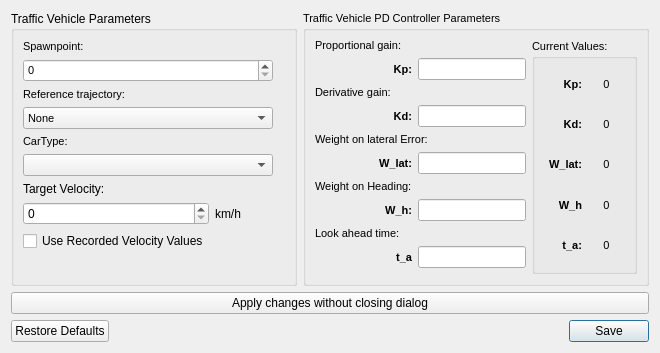
tud-hri/joan, file modules/agentmanager/action/agents/ui/traffic_vehicle_settings_ui.ui: the form before one commit.
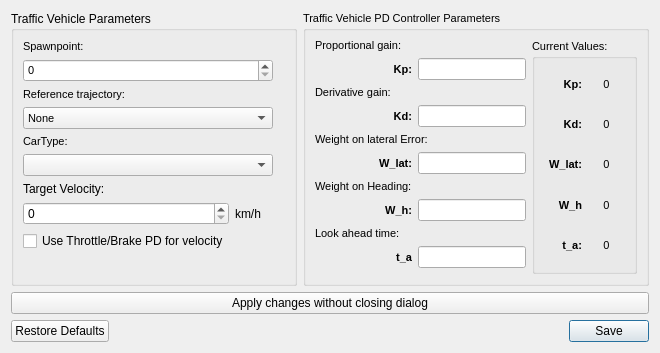
The form after the commit.

Commit message: added checkbox for either throttle or setting velocity method

Diff of the .ui file:
```diff
--- a/modules/agentmanager/action/agents/ui/traffic_vehicle_settings_ui.ui
+++ b/modules/agentmanager/action/agents/ui/traffic_vehicle_settings_ui.ui
@@ -49,7 +49,7 @@
       <item row="9" column="0">
        <widget class="QCheckBox" name="check_recorded_velocity">
         <property name="text">
-         <string>Use Recorded Velocity Values</string>
+         <string>Use Throttle/Brake PD for velocity</string>
         </property>
        </widget>
       </item>
```
Left out of the diff: 2 changed lines with no effect on the pictures. The commit also changes 2 other files.
